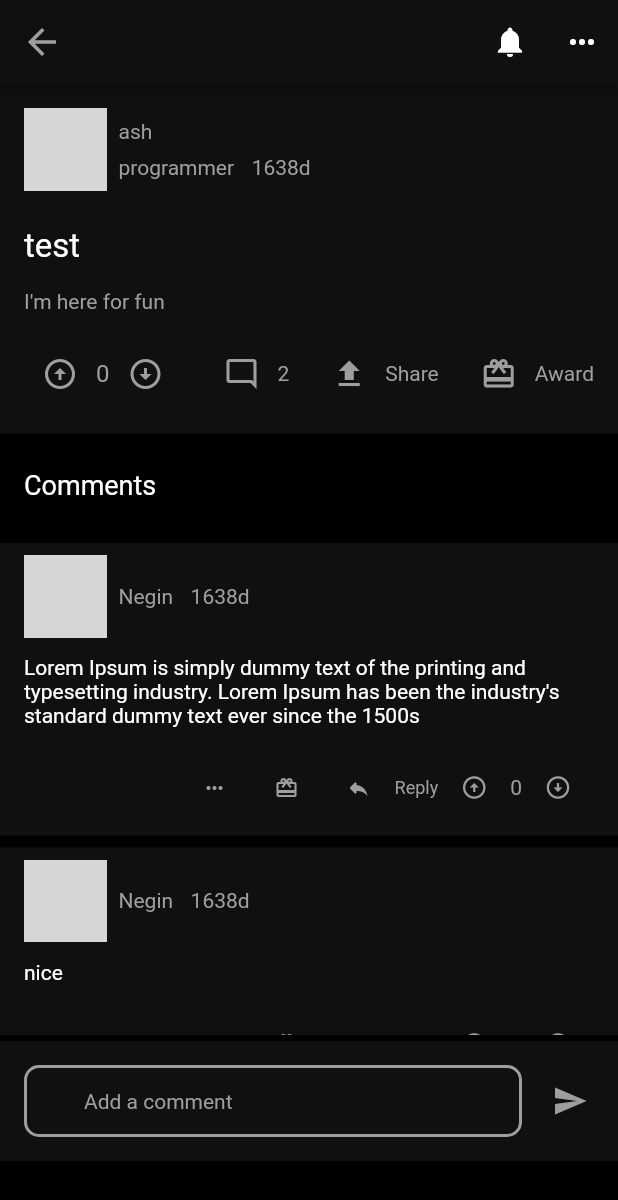
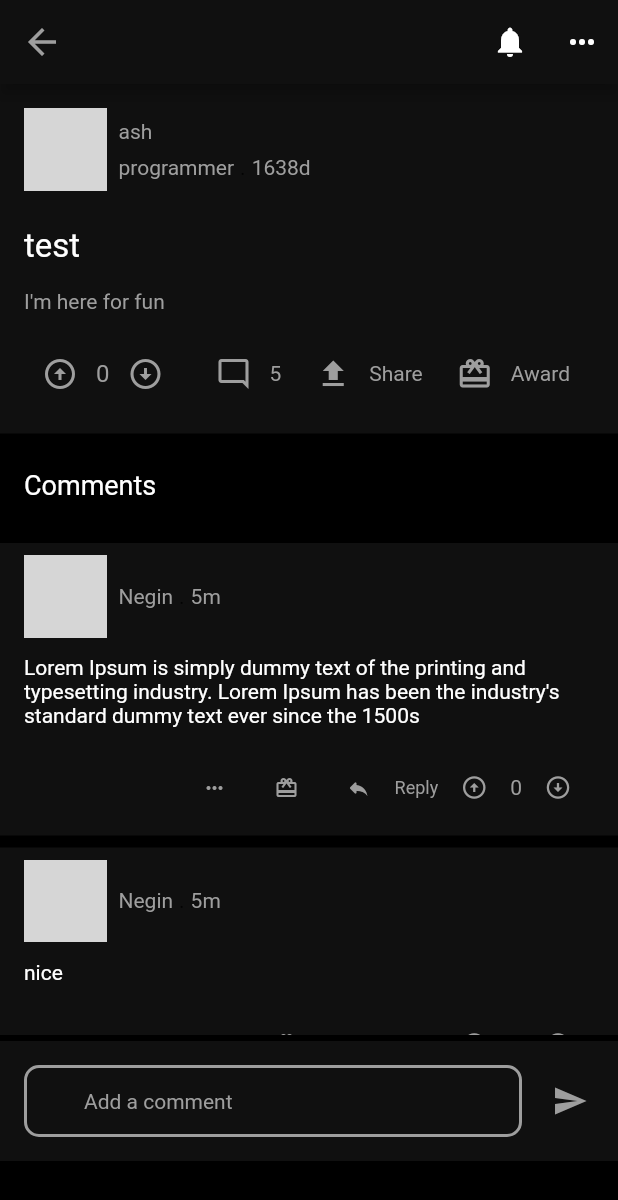
Before and after one commit to pouria-02/reddit_flutter, a Flutter app: the FeedDetailPage screen opened directly with sample values from the repository, on a phone screen of 412 x 824 dp. Shown: the top 1200 px of the screen. Run offline on Flutter 3.47's test engine with Material 2 defaults, Android fonts, the phone set to English and light mode, and no system bars; our stand-ins replace shared_preferences, video_player; missing offline and left inert: dart:ffi; accounts and stored records are empty; network calls fail; grey boxes are pictures that could not be loaded.

Commit message:
clean code

```diff
--- a/lib/model/Post.dart
+++ b/lib/model/Post.dart
@@ -1,12 +1,12 @@
 import 'package:flutter_reddit/model/Comment.dart';
+import 'package:flutter_reddit/model/Community.dart';
 import 'package:flutter_reddit/model/User.dart';
 
 class Post {
   int _id;
-  String _communityName;
+  Community _community;
   String _description;
   String _title;
-  int _commentCount;
   String _contentURL;
   User _user;
   bool _isLiked;
@@ -18,11 +18,11 @@ class Post {
   List<Comment> _comments;
 
 
-  Post(this._id,
-      this._communityName,
+  Post(
+      this._id,
+      this._community,
       this._description,
       this._title,
-      this._commentCount,
       this._contentURL,
       this._user,
       this._isLiked,
@@ -30,11 +30,10 @@ class Post {
       this._publishedDate,
       this._comments);
 
+  Community get community => _community;
 
-  String get communityName => _communityName;
-
-  set communityName(String value) {
-    _communityName = value;
+  set community(Community value) {
+    _community = value;
   }
 
   void increaseLikeCount() {
@@ -90,12 +89,6 @@ class Post {
     _title = value;
   }
 
-  int get commentCount => _commentCount;
-
-  set commentCount(int value) {
-    _commentCount = value;
-  }
-
   String get contentURL => _contentURL;
 
   set contentURL(String value) {
--- a/lib/ui/addPost/AddPostPage.dart
+++ b/lib/ui/addPost/AddPostPage.dart
@@ -56,15 +56,16 @@ class _AddPostPageState extends State<AddPostPage> {
                           ? () {
                               Post newPost = Post(
                                 DataRepository.postList.last.id + 1,
-                                  dropDownValue.communityName,
+                                dropDownValue,
                                 _bodyController.text,
                                 _titleController.text,
-                                  0,
                                 'http://clips.vorwaerts-gmbh.de/VfE_html5.mp4',
                                 DataRepository.myUserData,
                                 false,
                                 false,
-                                  DateTime.now(), []);
+                                DateTime.now(),
+                                [],
+                              );
                               DataRepository.postList.insert(0, newPost);
 
                               Navigator.of(context).pushReplacement(
--- a/lib/ui/feed/widget/FeedListItem.dart
+++ b/lib/ui/feed/widget/FeedListItem.dart
@@ -76,7 +76,7 @@ class _FeedListItemState extends State<FeedListItem> {
                         Row(
                           children: [
                             Text(
-                              widget.postItem.user.subtitle,
+                              widget.postItem.community.communityName,
                               style: const TextStyle(
                                 color: Colors.grey,
                               ),
@@ -189,7 +189,7 @@ class _FeedListItemState extends State<FeedListItem> {
                         color: Colors.grey,
                       )),
                   Text(
-                    widget.postItem.commentCount.toString(),
+                    widget.postItem.comments.length.toString(),
                     style: const TextStyle(
                       color: Colors.grey,
                     ),
--- a/lib/ui/feedDetail/FeedDetailPage.dart
+++ b/lib/ui/feedDetail/FeedDetailPage.dart
@@ -84,8 +84,8 @@ class _FeedDetailPageState extends State<FeedDetailPage> {
                           Comment currentComment =
                               widget.postItem.comments[index];
                           return CommentListItem(
-                              currentComment: currentComment,
-                              postItem: widget.postItem);
+                            currentComment: currentComment,
+                          );
                         },
                       ),
               ),
@@ -143,7 +143,6 @@ class _FeedDetailPageState extends State<FeedDetailPage> {
                             DataRepository.commentList.insert(0, newComment);
                             _commentController.clear();
                           });
-
                         } else {
                           ScaffoldMessenger.of(context).showSnackBar(
                             const SnackBar(
@@ -168,7 +167,7 @@ class _FeedDetailPageState extends State<FeedDetailPage> {
         ));
   }
 
-  Row upperActionsRow() {
+  Widget upperActionsRow() {
     return Row(
       mainAxisSize: MainAxisSize.min,
       children: [
@@ -183,14 +182,16 @@ class _FeedDetailPageState extends State<FeedDetailPage> {
               setState(() {
                 widget.postItem.increaseLikeCount();
                 widget.postItem.isLiked = true;
+                if (widget.postItem.isDisliked) {
+                  widget.postItem.isDisliked = false;
+                  widget.postItem.decreaseDisLikeCount();
+                }
               });
             }
           },
           icon: Icon(
-            widget.postItem.isLiked
-                ? Icons.arrow_circle_up_sharp
-                : Icons.arrow_circle_up_outlined,
-            color: Colors.grey,
+            Icons.arrow_circle_up_sharp,
+            color: widget.postItem.isLiked ? Colors.white : Colors.grey,
           ),
         ),
         Text(
@@ -208,14 +209,16 @@ class _FeedDetailPageState extends State<FeedDetailPage> {
               setState(() {
                 widget.postItem.increaseDisLikeCount();
                 widget.postItem.isDisliked = true;
+                if (widget.postItem.isLiked) {
+                  widget.postItem.isLiked = false;
+                  widget.postItem.decreaseLikeCount();
+                }
               });
             }
           },
           icon: Icon(
-            widget.postItem.isLiked
-                ? Icons.arrow_circle_down_sharp
-                : Icons.arrow_circle_down_outlined,
-            color: Colors.grey,
+            Icons.arrow_circle_down_sharp,
+            color: widget.postItem.isDisliked ? Colors.white : Colors.grey,
           ),
         ),
         const Spacer(),
@@ -226,7 +229,7 @@ class _FeedDetailPageState extends State<FeedDetailPage> {
               color: Colors.grey,
             )),
         Text(
-          widget.postItem.commentCount.toString(),
+          widget.postItem.comments.length.toString(),
           style: const TextStyle(
             color: Colors.grey,
           ),
@@ -258,6 +261,9 @@ class _FeedDetailPageState extends State<FeedDetailPage> {
             color: Colors.grey,
           ),
         ),
+        const SizedBox(
+          width: 16,
+        )
       ],
     );
   }
--- a/lib/ui/feedDetail/widget/CommentListItem.dart
+++ b/lib/ui/feedDetail/widget/CommentListItem.dart
@@ -1,16 +1,13 @@
 import 'package:flutter/material.dart';
 import 'package:flutter_reddit/model/Comment.dart';
-import 'package:flutter_reddit/model/Post.dart';
 
 class CommentListItem extends StatelessWidget {
   const CommentListItem({
     Key? key,
     required this.currentComment,
-    required this.postItem,
   }) : super(key: key);
 
   final Comment currentComment;
-  final Post postItem;
 
   @override
   Widget build(BuildContext context) {
@@ -53,9 +50,9 @@ class CommentListItem extends StatelessWidget {
               const SizedBox(
                 width: 4,
               ),
-              Text(
-                postItem.getPastPublishTime(),
-                style: const TextStyle(
+              const Text(
+                '5m',
+                style: TextStyle(
                   color: Colors.grey,
                 ),
               ),
@@ -120,9 +117,9 @@ class CommentListItem extends StatelessWidget {
                 ),
                 splashRadius: 22,
               ),
-              Text(
-                postItem.likeCount.toString(),
-                style: const TextStyle(color: Colors.grey, fontSize: 14),
+              const Text(
+                '0',
+                style: TextStyle(color: Colors.grey, fontSize: 14),
               ),
               IconButton(
                 onPressed: () {},
--- a/lib/utils/DataRepository.dart
+++ b/lib/utils/DataRepository.dart
@@ -83,13 +83,12 @@ class DataRepository {
   static List<Post> postList = [
     Post(
       101,
-      "ash",
+      communityList[0],
       "I'm here for fun",
       "test",
-      2,
       "http://commondatastorage.googleapis.com/gtv-videos-bucket/sample/ForBiggerMeltdowns.mp4",
       userList[0],
-      true,
+      false,
       false,
       DateTime.utc(2022, 6, 4),
       commentList,
```
Lines whose indentation alone changed are shown as unchanged.
